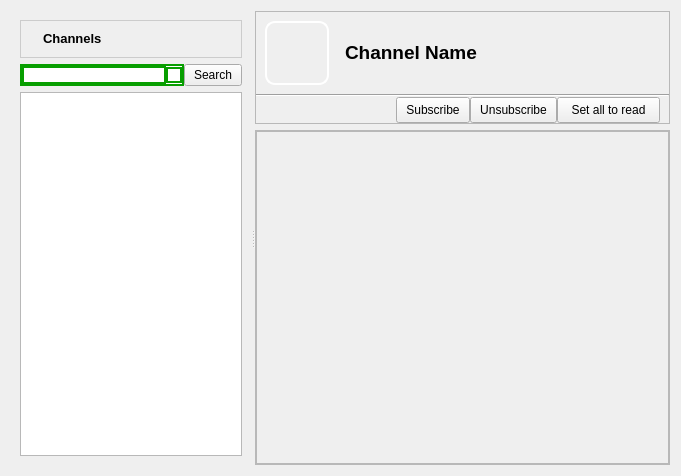
Before: the Qt Designer form retroshare-gui/src/gui/ChannelFeed.ui in RetroShare/RetroShare, drawn with Qt 5.
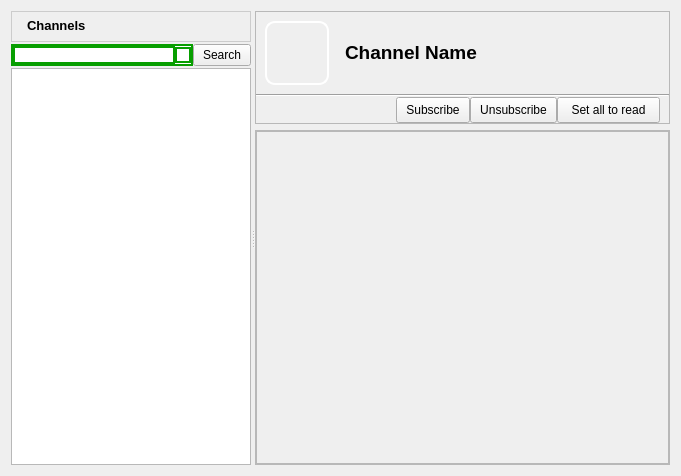
After: the same form once the commit is applied. Icons and pictures are not drawn.

Commit message: fixed the new layout of new frame.

```diff
--- a/retroshare-gui/src/gui/ChannelFeed.ui
+++ b/retroshare-gui/src/gui/ChannelFeed.ui
@@ -69,6 +69,12 @@
        <enum>QFrame::Raised</enum>
       </property>
       <layout class="QGridLayout" name="gridLayout_9">
+       <property name="verticalSpacing">
+        <number>2</number>
+       </property>
+       <property name="margin">
+        <number>0</number>
+       </property>
        <item row="0" column="0">
         <widget class="QFrame" name="chheaderframe">
          <property name="minimumSize">
@@ -105,6 +111,9 @@
           <enum>QFrame::Raised</enum>
          </property>
          <layout class="QGridLayout" name="gridLayout_5">
+          <property name="margin">
+           <number>2</number>
+          </property>
           <item row="0" column="0">
            <layout class="QGridLayout" name="_2">
             <property name="verticalSpacing">
```
Left out of the diff: 87 changed lines with no effect on the pictures.
